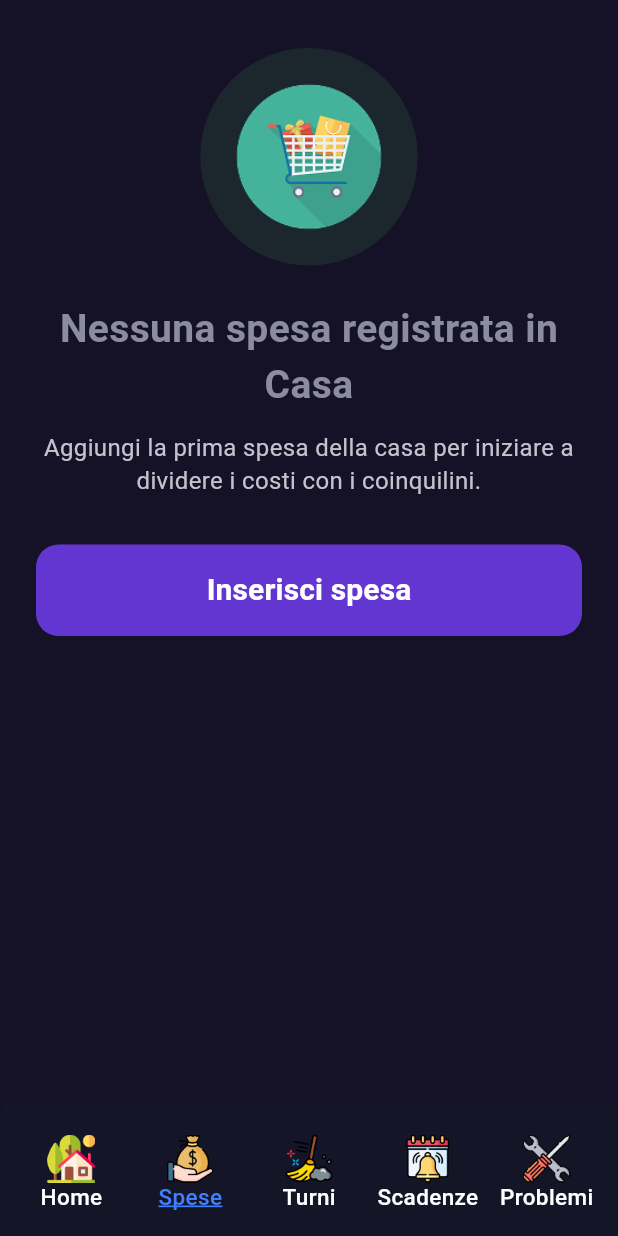
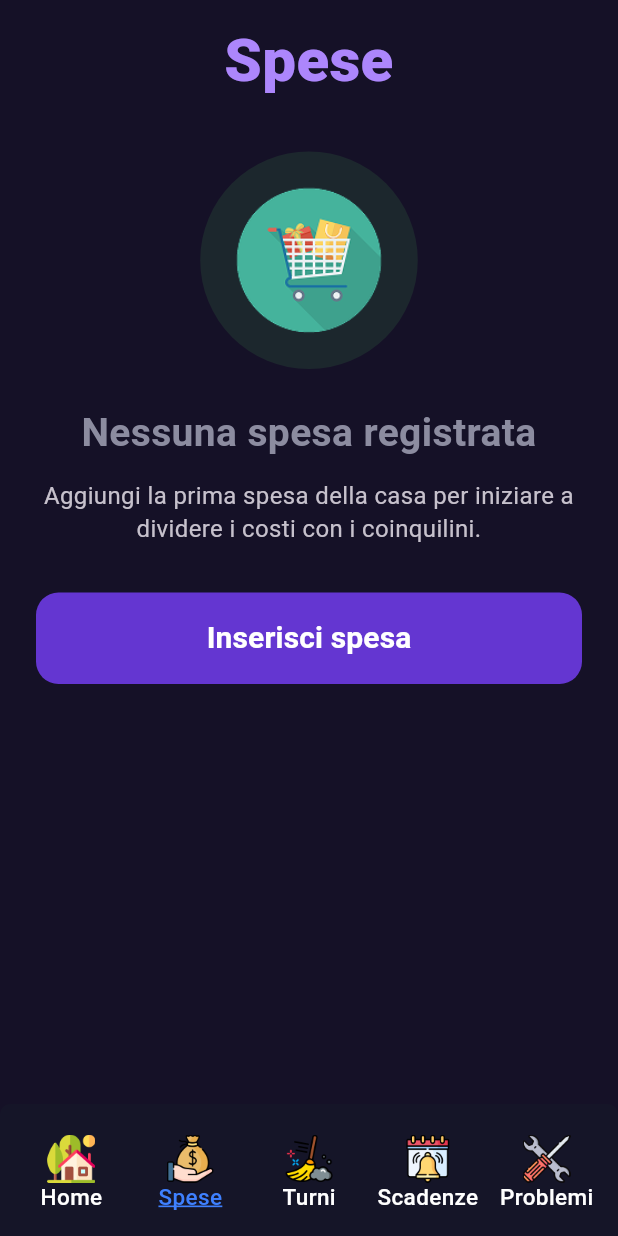
Before and after one commit to MarcelloPastore/Progetto_Ingegneria_del_Software, a Flutter app: the NessunaSpeseRegistrataScreen screen opened by its route, on a phone screen of 412 x 824 dp. Run offline on Flutter 3.47's test engine with Material 3 defaults, Android fonts, the phone set to English and light mode, and no system bars; our stand-ins replace dio, flutter_riverpod, flutter_svg, google_fonts, shared_preferences; accounts and stored records are empty; network calls fail.

Commit message:
refactor: implement reusable AppScreensHeader widget to standardize screen titles
- Create `AppScreensHeader` widget to handle consistent display of house name and screen title.
- Update `Spese`, `Problemi`, `Turni`, and `Scadenze` screens to use the new component.
- Add `houseNameHeader` text style to `AppTheme`.
- Clean up imports across modified screens by utilizing the `common_widgets.dart` barrel file.

```diff
--- a/coincasa_app_flutter_frontend/lib/core/theme/app_theme.dart
+++ b/coincasa_app_flutter_frontend/lib/core/theme/app_theme.dart
@@ -144,6 +144,11 @@ abstract final class AppTextStyles {
   static const screenTitleStrong = TextStyle(
     fontSize: 26,
     fontWeight: FontWeight.w700,
+  );
+
+  static const houseNameHeader = TextStyle(
+    fontSize: 20,
+    fontWeight: FontWeight.w600,
   );
 
   static const subtitle = TextStyle(fontSize: 20);
--- /dev/null
+++ b/coincasa_app_flutter_frontend/lib/core/widgets/common/app_screens_header.dart
@@ -0,0 +1,45 @@
+import 'package:flutter/material.dart';
+import '../../state/active_casa.dart';
+import '../../theme/app_theme.dart';
+
+class AppScreensHeader extends StatelessWidget {
+  const AppScreensHeader({
+    super.key,
+    required this.title,
+    this.showHouseName = true,
+  });
+
+  final String title;
+  final bool showHouseName;
+
+  @override
+  Widget build(BuildContext context) {
+    final houseName = ActiveCasaScope.read(context).selectedCasa?.nome ?? '';
+    final cs = Theme.of(context).colorScheme;
+
+    return Center(
+      child: Column(
+        children: [
+          if (showHouseName && houseName.isNotEmpty) ...[
+            Text(
+              houseName,
+              style: AppTextStyles.houseNameHeader.copyWith(
+                color: cs.onSurfaceVariant,
+              ),
+            ),
+            const SizedBox(height: AppSizes.p4),
+          ],
+          Text(
+            title,
+            textAlign: TextAlign.center,
+            style: AppTextStyles.screenTitleStrong.copyWith(
+              color: AppColors.brandAccent,
+              fontSize: AppSizes.p40,
+              fontWeight: FontWeight.w800,
+            ),
+          ),
+        ],
+      ),
+    );
+  }
+}
--- a/coincasa_app_flutter_frontend/lib/core/widgets/common/common_widgets.dart
+++ b/coincasa_app_flutter_frontend/lib/core/widgets/common/common_widgets.dart
@@ -1,6 +1,7 @@
 export 'app_card.dart';
 export 'app_outlined_button.dart';
 export 'app_otp_input.dart';
+export 'app_screens_header.dart';
 export 'app_text_field.dart';
 export 'app_top_bar.dart';
 export 'delete_confirm_dialog.dart';
--- a/coincasa_app_flutter_frontend/lib/ui/spese/nessuna_spesa_registrata.dart
+++ b/coincasa_app_flutter_frontend/lib/ui/spese/nessuna_spesa_registrata.dart
@@ -3,8 +3,7 @@ import 'package:flutter/services.dart';
 
 import 'package:coincasa_app/core/state/active_casa.dart';
 import 'package:coincasa_app/core/theme/app_theme.dart';
-import 'package:coincasa_app/core/widgets/common/empty_state_widget.dart';
-import 'package:coincasa_app/core/widgets/common/house_quick_nav.dart';
+import 'package:coincasa_app/core/widgets/common/common_widgets.dart';
 import 'package:coincasa_app/ui/spese/screens/inserisci_spesa_admin.dart';
 
 class NessunaSpeseRegistrataScreen extends StatelessWidget {
@@ -14,13 +13,17 @@ class NessunaSpeseRegistrataScreen extends StatelessWidget {
 
   @override
   Widget build(BuildContext context) {
-    final casaNome = ActiveCasaScope.read(context).selectedCasa?.nome ?? 'Casa';
     return AnnotatedRegion<SystemUiOverlayStyle>(
       value: SystemUiOverlayStyle.light,
       child: Scaffold(
         backgroundColor: AppColors.darkBackground,
         bottomNavigationBar: const HouseQuickNav(currentRoute: '/spese'),
         body: SafeArea(
+          child: Column(
+            children: [
+              const SizedBox(height: AppSizes.p12),
+              const AppScreensHeader(title: 'Spese'),
+              Expanded(
                 child: EmptyStateWidget(
                   icon: Image.asset(
                     'assets/Icons/carrello_spesa.png',
@@ -31,12 +34,16 @@ class NessunaSpeseRegistrataScreen extends StatelessWidget {
                   iconBackgroundColor: AppColors.statusPositive.withValues(
                     alpha: 0.1,
                   ),
-            title: 'Nessuna spesa registrata in $casaNome',
+                  title: 'Nessuna spesa registrata',
                   description:
                       'Aggiungi la prima spesa della casa per iniziare a dividere i costi con i coinquilini.',
                   ctaLabel: 'Inserisci spesa',
-            onCta: () =>
-                Navigator.of(context).pushNamed(InserisciSpesaScreen.routeName),
+                  onCta: () => Navigator.of(
+                    context,
+                  ).pushNamed(InserisciSpesaScreen.routeName),
+                ),
+              ),
+            ],
           ),
         ),
       ),
```
Also changed, not shown: coincasa_app_flutter_frontend/lib/ui/problemi/screens/problemi_home_screen.dart (+8 -33 lines), coincasa_app_flutter_frontend/lib/ui/scadenze/screens/lista_scadenze.dart (+2 -28 lines), coincasa_app_flutter_frontend/lib/ui/spese/screens/lista_spese_admin.dart (+4 -51 lines), coincasa_app_flutter_frontend/lib/ui/spese/screens/lista_spese_membro.dart (+2 -14 lines), coincasa_app_flutter_frontend/lib/ui/turni/screens/lista_turni.dart (+2 -32 lines). Lines whose indentation alone changed are shown as unchanged.
